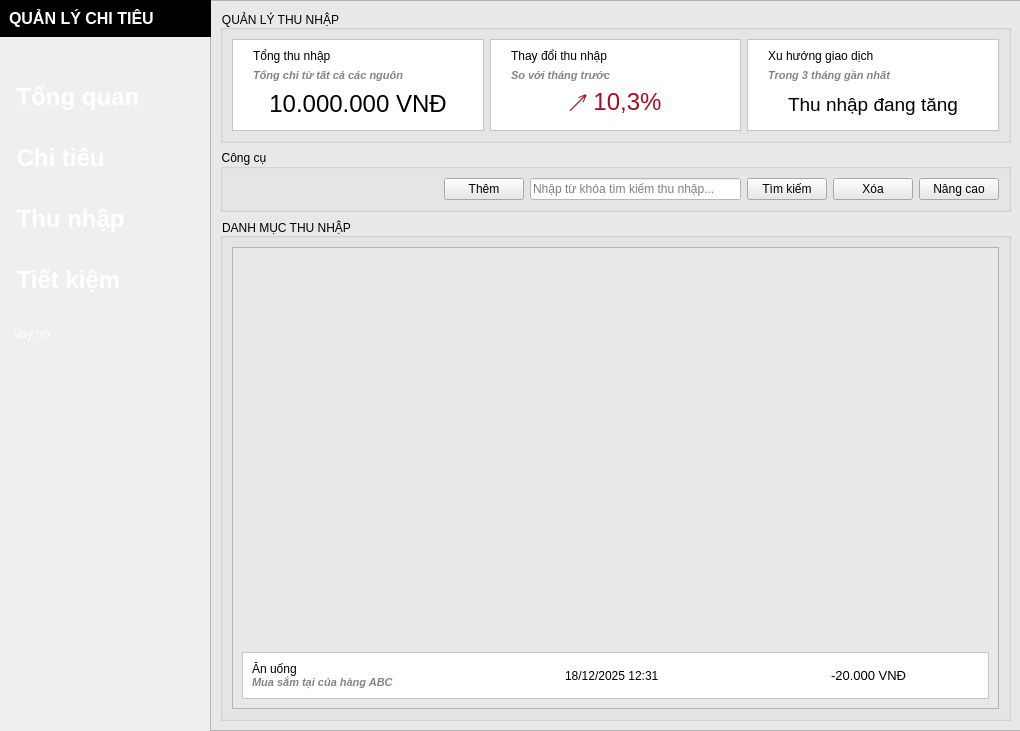
Above: dashboard.ui from nmchien1106/PBL2_MONEYTRACKER before the change. Below: the same form after it.
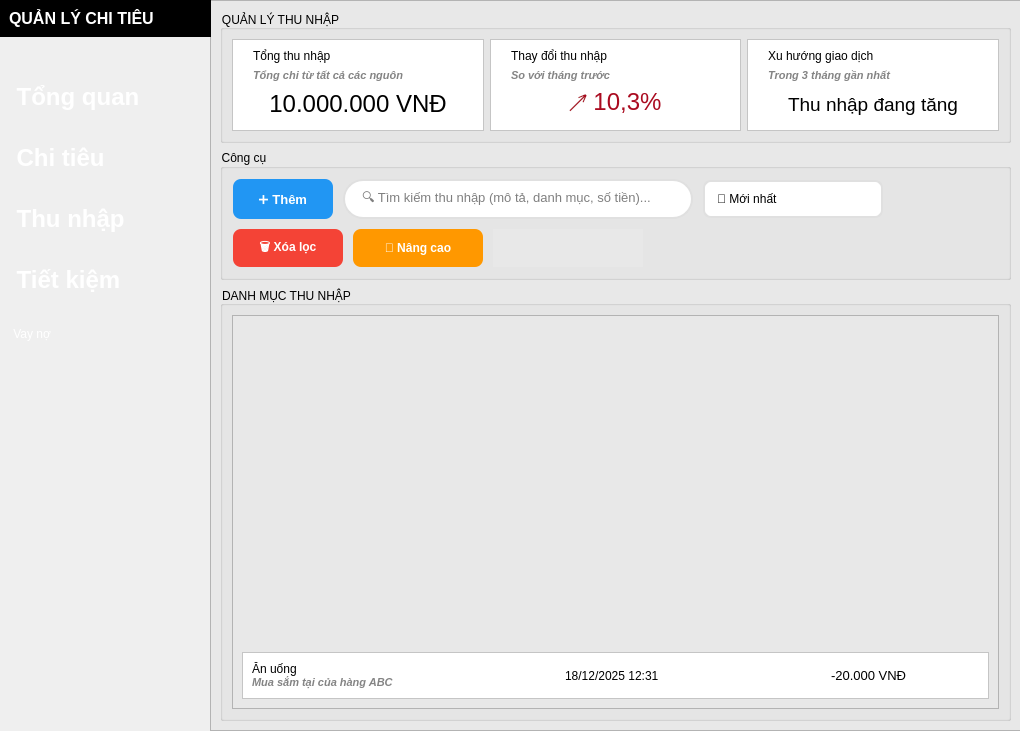
That is the form after the change. The open tabs and pages were chosen to show the change. Icons and pictures are not drawn.

What changed in the file:
```diff
--- a/dashboard.ui
+++ b/dashboard.ui
@@ -2036,103 +2036,269 @@
            <property name="checkable">
             <bool>false</bool>
            </property>
-           <layout class="QHBoxLayout" name="horizontalLayout_8">
+           <layout class="QVBoxLayout" name="verticalLayout_income_tools">
+            <property name="spacing">
+             <number>10</number>
+            </property>
+            <property name="leftMargin">
+             <number>10</number>
+            </property>
+            <property name="topMargin">
+             <number>10</number>
+            </property>
+            <property name="rightMargin">
+             <number>10</number>
+            </property>
+            <property name="bottomMargin">
+             <number>10</number>
+            </property>
             <item>
-             <spacer name="horizontalSpacer_3">
-              <property name="orientation">
-               <enum>Qt::Orientation::Horizontal</enum>
+             <layout class="QHBoxLayout" name="horizontalLayout_income_row1">
+              <property name="spacing">
+               <number>10</number>
               </property>
-              <property name="sizeHint" stdset="0">
-               <size>
-                <width>40</width>
-                <height>20</height>
-               </size>
-              </property>
-             </spacer>
-            </item>
             <item>
              <widget class="QPushButton" name="addIncomeButton">
-              <property name="sizePolicy">
-               <sizepolicy hsizetype="Fixed" vsizetype="Fixed">
-                <horstretch>0</horstretch>
-                <verstretch>0</verstretch>
-               </sizepolicy>
+                <property name="minimumSize">
+                 <size>
+                  <width>100</width>
+                  <height>40</height>
+                 </size>
+                </property>
+                <property name="maximumSize">
+                 <size>
+                  <width>120</width>
+                  <height>40</height>
+                 </size>
               </property>
               <property name="styleSheet">
-               <string notr="true">font: 12pt &quot;Segoe UI&quot;;</string>
+                 <string notr="true">QPushButton {
+    background-color: #2196F3;
+    color: white;
+    border: none;
+    border-radius: 8px;
+    padding: 8px 15px;
+    font-size: 13px;
+    font-weight: bold;
+}
+QPushButton:hover {
+    background-color: #0b7dda;
+}
+QPushButton:pressed {
+    background-color: #0069c0;
+}</string>
               </property>
               <property name="text">
-               <string>Thêm</string>
-              </property>
-              <property name="icon">
-               <iconset resource="src.qrc">
-                <normaloff>:/img/src/add.png</normaloff>:/img/src/add.png</iconset>
-              </property>
-              <property name="iconSize">
-               <size>
-                <width>16</width>
-                <height>16</height>
-               </size>
+                 <string>➕ Thêm</string>
               </property>
              </widget>
             </item>
             <item>
              <widget class="QLineEdit" name="incomeSearchInput">
+                <property name="minimumSize">
+                 <size>
+                  <width>350</width>
+                  <height>40</height>
+                 </size>
+                </property>
               <property name="styleSheet">
-               <string notr="true">background-color: rgb(255, 255, 255);</string>
+                 <string notr="true">QLineEdit {
+    background-color: white;
+    border: 2px solid #e0e0e0;
+    border-radius: 20px;
+    padding: 8px 15px;
+    font-size: 13px;
+}
+QLineEdit:focus {
+    border: 2px solid #2196F3;
+    background-color: #f9f9f9;
+}</string>
               </property>
               <property name="placeholderText">
-               <string>Nhập từ khóa tìm kiếm thu nhập...</string>
+                 <string>🔍 Tìm kiếm thu nhập (mô tả, danh mục, số tiền)...</string>
+                </property>
+                <property name="clearButtonEnabled">
+                 <bool>true</bool>
               </property>
              </widget>
             </item>
             <item>
-             <widget class="QPushButton" name="incomeSearchButton">
-              <property name="sizePolicy">
-               <sizepolicy hsizetype="Fixed" vsizetype="Fixed">
-                <horstretch>0</horstretch>
-                <verstretch>0</verstretch>
-               </sizepolicy>
+               <widget class="QComboBox" name="incomeSortCombo">
+                <property name="minimumSize">
+                 <size>
+                  <width>180</width>
+                  <height>38</height>
+                 </size>
               </property>
               <property name="styleSheet">
-               <string notr="true">font: 12pt &quot;Segoe UI&quot;;</string>
-              </property>
+                 <string notr="true">QComboBox {
+    background-color: white;
+    border: 2px solid #e0e0e0;
+    border-radius: 8px;
+    padding: 8px 12px;
+    font-size: 12px;
+}
+QComboBox:hover {
+    border: 2px solid #2196F3;
+}
+QComboBox::drop-down {
+    border: none;
+    width: 30px;
+}
+QComboBox::down-arrow {
+    image: none;
+    border-left: 5px solid transparent;
+    border-right: 5px solid transparent;
+    border-top: 5px solid #666;
+}</string>
+                </property>
+                <item>
               <property name="text">
-               <string>Tìm kiếm</string>
-              </property>
-             </widget>
-            </item>
+                  <string>📅 Mới nhất</string>
+                 </property>
+                </item>
+                <item>
+                 <property name="text">
+                  <string>📅 Cũ nhất</string>
+                 </property>
+                </item>
+                <item>
+                 <property name="text">
+                  <string>💰 Giá cao → thấp</string>
+                 </property>
+                </item>
+                <item>
+                 <property name="text">
+                  <string>💰 Giá thấp → cao</string>
+                 </property>
+                </item>
+               </widget>
+              </item>
+              <item>
+               <spacer name="horizontalSpacer_income1">
+                <property name="orientation">
+                 <enum>Qt::Orientation::Horizontal</enum>
+                </property>
+                <property name="sizeHint" stdset="0">
+                 <size>
+                  <width>40</width>
+                  <height>20</height>
+                 </size>
+                </property>
+               </spacer>
+              </item>
+             </layout>
+            </item>
+            <item>
+             <layout class="QHBoxLayout" name="horizontalLayout_income_row2">
+              <property name="spacing">
+               <number>10</number>
+              </property>
             <item>
              <widget class="QPushButton" name="incomeClearButton">
-              <property name="sizePolicy">
-               <sizepolicy hsizetype="Fixed" vsizetype="Fixed">
-                <horstretch>0</horstretch>
-                <verstretch>0</verstretch>
-               </sizepolicy>
+                <property name="minimumSize">
+                 <size>
+                  <width>110</width>
+                  <height>38</height>
+                 </size>
+                </property>
+                <property name="maximumSize">
+                 <size>
+                  <width>130</width>
+                  <height>38</height>
+                 </size>
               </property>
               <property name="styleSheet">
-               <string notr="true">font: 12pt &quot;Segoe UI&quot;;</string>
+                 <string notr="true">QPushButton {
+    background-color: #f44336;
+    color: white;
+    border: none;
+    border-radius: 8px;
+    padding: 8px 15px;
+    font-size: 12px;
+    font-weight: bold;
+}
+QPushButton:hover {
+    background-color: #da190b;
+}
+QPushButton:pressed {
+    background-color: #b71c1c;
+}</string>
               </property>
               <property name="text">
-               <string>Xóa</string>
+                 <string>🗑️ Xóa lọc</string>
               </property>
              </widget>
             </item>
             <item>
              <widget class="QPushButton" name="incomeExpandingButton">
-              <property name="sizePolicy">
-               <sizepolicy hsizetype="Fixed" vsizetype="Fixed">
-                <horstretch>0</horstretch>
-                <verstretch>0</verstretch>
-               </sizepolicy>
-              </property>
+                <property name="minimumSize">
+                 <size>
+                  <width>130</width>
+                  <height>38</height>
+                 </size>
+                </property>
+                <property name="maximumSize">
+                 <size>
+                  <width>150</width>
+                  <height>38</height>
+                 </size>
+                </property>
               <property name="styleSheet">
-               <string notr="true">font: 12pt &quot;Segoe UI&quot;;</string>
+                 <string notr="true">QPushButton {
+    background-color: #FF9800;
+    color: white;
+    border: none;
+    border-radius: 8px;
+    padding: 8px 15px;
+    font-size: 12px;
+    font-weight: bold;
+}
+QPushButton:hover {
+    background-color: #F57C00;
+}
+QPushButton:pressed {
+    background-color: #E65100;
+}</string>
               </property>
               <property name="text">
-               <string>Nâng cao</string>
-              </property>
-             </widget>
+                 <string>🔧 Nâng cao</string>
+                </property>
+               </widget>
+              </item>
+              <item>
+               <widget class="QLabel" name="incomeResultLabel">
+                <property name="minimumSize">
+                 <size>
+                  <width>150</width>
+                  <height>0</height>
+                 </size>
+                </property>
+                <property name="styleSheet">
+                 <string notr="true">color: #666;
+font-size: 12px;
+font-weight: bold;
+padding: 5px;</string>
+                </property>
+                <property name="text">
+                 <string/>
+                </property>
+               </widget>
+              </item>
+              <item>
+               <spacer name="horizontalSpacer_income2">
+                <property name="orientation">
+                 <enum>Qt::Orientation::Horizontal</enum>
+                </property>
+                <property name="sizeHint" stdset="0">
+                 <size>
+                  <width>40</width>
+                  <height>20</height>
+                 </size>
+                </property>
+               </spacer>
+              </item>
+             </layout>
             </item>
            </layout>
           </widget>
@@ -2157,7 +2323,7 @@
                  <x>0</x>
                  <y>0</y>
                  <width>769</width>
-                 <height>445</height>
+                 <height>380</height>
                 </rect>
                </property>
                <property name="sizePolicy">
```
Left out of the diff: 307 changed lines with no effect on the pictures. Lines whose indentation alone changed are shown as unchanged.
